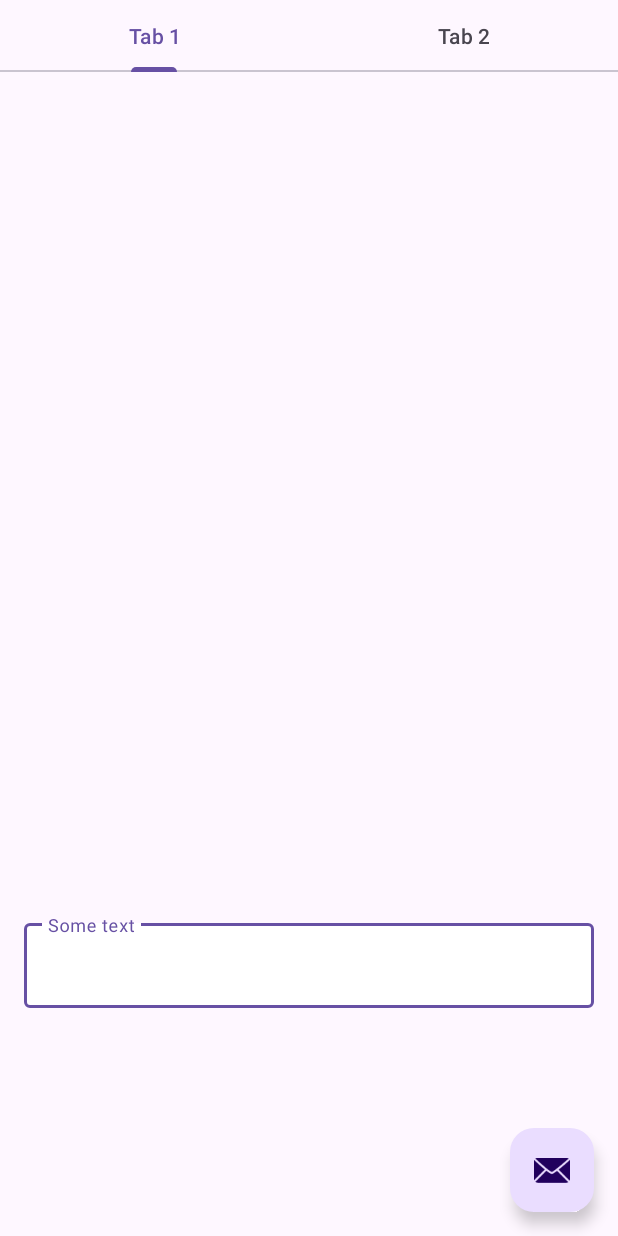
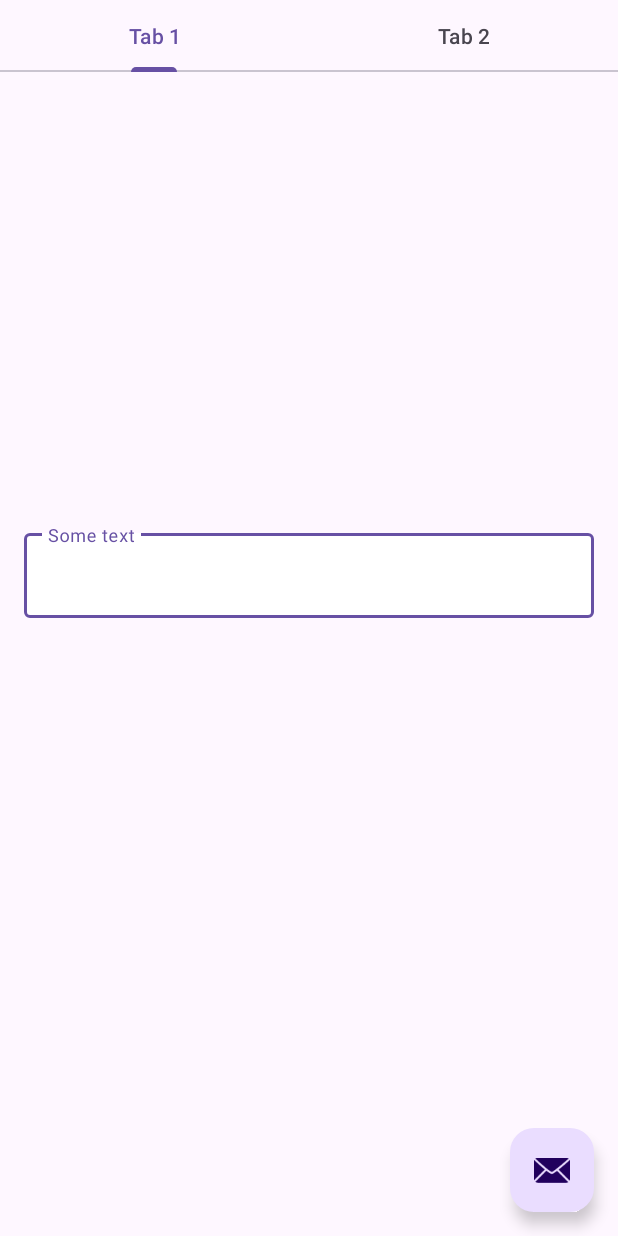
Before and after one commit to s3va/ViewPager_VS_ViewPager2, an Android app: the screen it shows after launch (MainActivity), on a phone screen of 412 x 824 dp. Run offline under Robolectric (Android 15) with nearby library versions, the phone set to English and light mode, and no system bars; 1 statement that could not run was skipped.

Commit message:
sync fragment layout with viewpager2

```diff
--- a/app/src/main/res/layout/fragment_main.xml
+++ b/app/src/main/res/layout/fragment_main.xml
@@ -23,10 +23,10 @@
         app:boxBackgroundColor="@color/white"
         android:layout_width="0dp"
         android:layout_height="wrap_content"
-        android:layout_margin="16dp"
+        android:layout_marginStart="16dp"
+        android:layout_marginEnd="16dp"
+        android:layout_marginTop="300dp"
         app:layout_constraintTop_toTopOf="parent"
-        app:layout_constraintBottom_toBottomOf="parent"
-        app:layout_constraintVertical_bias=".8"
         app:layout_constraintEnd_toEndOf="parent"
         app:layout_constraintStart_toStartOf="parent">
 
```
